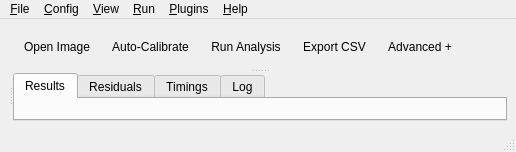
This is src/menipy/gui/views/main_window_split.ui in carenaudo/Menipy as Qt 5 draws it before an edit. The edited form follows.
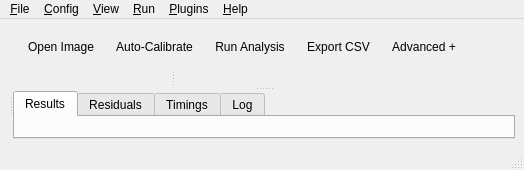
This is the edited form. Icons and pictures are not drawn.

The edit to the form file:
```diff
--- a/src/menipy/gui/views/main_window_split.ui
+++ b/src/menipy/gui/views/main_window_split.ui
@@ -70,14 +70,14 @@
       <property name="maximumSize">
        <size>
         <width>16777215</width>
-        <height>44</height>
+        <height>48</height>
        </size>
       </property>
       <layout class="QHBoxLayout" name="workflowBarLayout">
-       <property name="leftMargin"><number>8</number></property>
+       <property name="leftMargin"><number>12</number></property>
        <property name="topMargin"><number>8</number></property>
-       <property name="rightMargin"><number>8</number></property>
-       <property name="bottomMargin"><number>6</number></property>
+       <property name="rightMargin"><number>12</number></property>
+       <property name="bottomMargin"><number>8</number></property>
        <property name="spacing"><number>8</number></property>
        <item>
         <widget class="QToolButton" name="actionOpenImageBtn">
@@ -143,8 +143,31 @@
         <item>
          <widget class="QSplitter" name="workbenchSplitter">
           <property name="orientation"><enum>Qt::Vertical</enum></property>
-          <widget class="QWidget" name="previewHost">
-           <layout class="QVBoxLayout" name="previewHostLayout"/>
+          <widget class="QSplitter" name="previewResultsSplitter">
+           <property name="orientation"><enum>Qt::Horizontal</enum></property>
+           <widget class="QWidget" name="previewHost">
+            <layout class="QVBoxLayout" name="previewHostLayout"/>
+           </widget>
+           <widget class="QWidget" name="keyResultsHost">
+            <property name="minimumSize">
+             <size>
+              <width>260</width>
+              <height>0</height>
+             </size>
+            </property>
+            <property name="maximumSize">
+             <size>
+              <width>340</width>
+              <height>16777215</height>
+             </size>
+            </property>
+            <layout class="QVBoxLayout" name="keyResultsHostLayout">
+             <property name="leftMargin"><number>8</number></property>
+             <property name="topMargin"><number>8</number></property>
+             <property name="rightMargin"><number>8</number></property>
+             <property name="bottomMargin"><number>8</number></property>
+            </layout>
+           </widget>
           </widget>
           <widget class="QTabWidget" name="inspectTabs">
            <property name="tabPosition"><enum>QTabWidget::North</enum></property>
```
Left out of the diff: 7 changed lines with no effect on the pictures.
